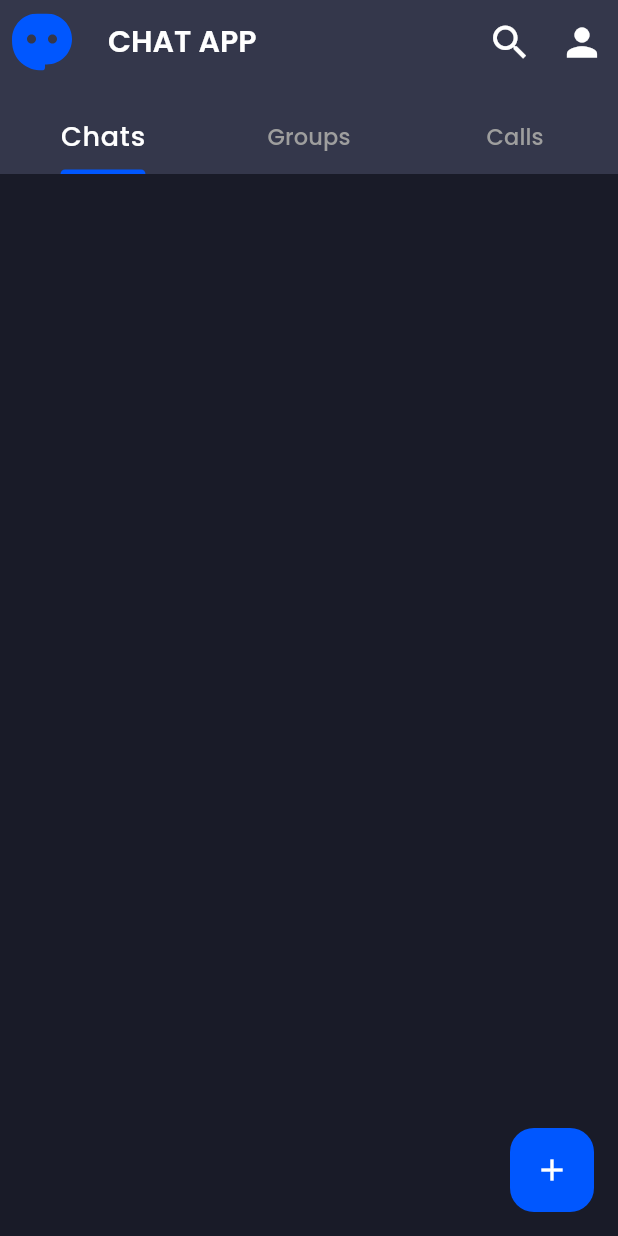
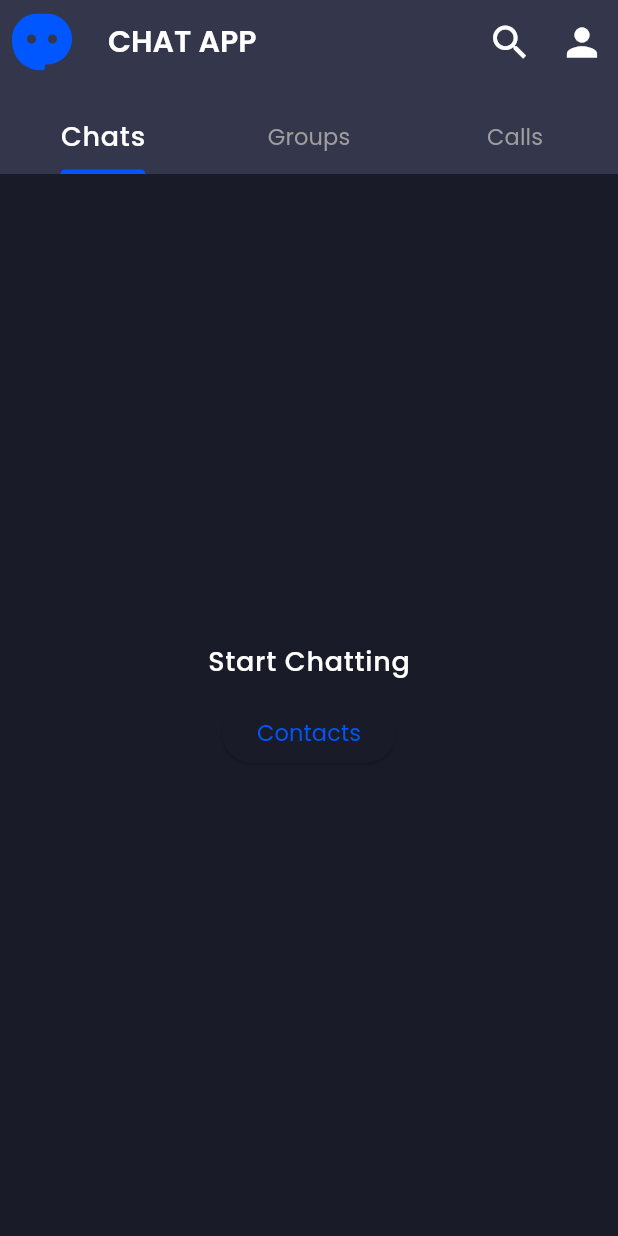
Before and after one commit to tirthkp/flutter_chat_app, a Flutter app: the HomePage screen opened by its route, on a phone screen of 412 x 824 dp. Run offline on Flutter 3.47's test engine with Material 3 defaults, Android fonts, the phone set to English and light mode, and no system bars; our stand-ins replace cached_network_image, cloud_firestore, firebase_auth, firebase_core, firebase_storage, flutter_svg and 3 more; missing offline and left inert: firebase_app_check; accounts and stored records are empty.

Commit message:
fixed minor bugs

```diff
--- a/lib/config/page_path.dart
+++ b/lib/config/page_path.dart
@@ -16,7 +16,7 @@ var pagePath = [
   GetPage(
     name: '/homePage',
     page: () => const HomePage(),
-    transition: Transition.rightToLeft,
+    transition: Transition.leftToRight,
   ),
   GetPage(
     name: '/updateUserProfilePage',
--- a/lib/controller/chat_controller.dart
+++ b/lib/controller/chat_controller.dart
@@ -85,7 +85,7 @@ class ChatController extends GetxController {
       sender: sender,
       receiver: receiver,
       unreadMessageNo: 0,
-      timeStamp: DateFormat('HH:mm a').format(DateTime.now()),
+      timeStamp: DateTime.now().toString(),
     );
     try {
       await db.collection('chats').doc(roomId).set(
--- a/lib/pages/Chat/widgets/chat_app_bar.dart
+++ b/lib/pages/Chat/widgets/chat_app_bar.dart
@@ -30,6 +30,7 @@ class ChatAppBar extends StatelessWidget implements PreferredSizeWidget {
         ),
       ),
       title: ListTile(
+        splashColor: Colors.transparent,
         onTap: () {
           Get.to(() => UserProfile(userModel: userModel),
               transition: Transition.rightToLeft);
--- a/lib/pages/Home/home_page.dart
+++ b/lib/pages/Home/home_page.dart
@@ -7,6 +7,7 @@ import 'package:flutter_chat_app/controller/contact_controller.dart';
 import 'package:flutter_chat_app/controller/home_controller.dart';
 import 'package:flutter_chat_app/controller/image_controller.dart';
 import 'package:flutter_chat_app/pages/Home/widgets/chat_list.dart';
+import 'package:flutter_chat_app/pages/Home/widgets/default_home_screen.dart';
 import 'package:flutter_chat_app/pages/Home/widgets/tab_bar.dart';
 import 'package:flutter_svg/svg.dart';
 import 'package:get/get.dart';
@@ -30,7 +31,8 @@ class _HomePageState extends State<HomePage> with TickerProviderStateMixin {
   @override
   Widget build(BuildContext context) {
     TabController tabController = TabController(length: 3, vsync: this);
-    return Scaffold(
+    return Obx(
+      () => Scaffold(
         appBar: AppBar(
           elevation: 0,
           title: Text(
@@ -67,7 +69,9 @@ class _HomePageState extends State<HomePage> with TickerProviderStateMixin {
           ],
           bottom: myTabBar(tabController, context),
         ),
-      floatingActionButton: FloatingActionButton(
+        floatingActionButton: homeController.chatRoomList.isEmpty
+            ? null
+            : FloatingActionButton(
                 elevation: 0,
                 onPressed: () async {
                   Get.toNamed('/contactPage');
@@ -84,33 +88,34 @@ class _HomePageState extends State<HomePage> with TickerProviderStateMixin {
           child: TabBarView(
             controller: tabController,
             children: [
-            Obx(
-              () => contactController.isLoading.value
+              contactController.isLoading.value
                   ? const Center(child: CircularProgressIndicator())
                   : RefreshIndicator(
-                      child: const ChatList(),
+                      child: homeController.chatRoomList.isEmpty
+                          ? const DefaultHomeScreen()
+                          : const ChatList(),
                       onRefresh: () async {
                         await Future.delayed(const Duration(seconds: 2));
                         await homeController.getChatRoomList();
                       }),
-            ),
               ListView(
                 children: const [
                   ListTile(
-                  title: Text('Name'),
+                    title: Text('Groups'),
                   ),
                 ],
               ),
               ListView(
                 children: const [
                   ListTile(
-                  title: Text('Name'),
+                    title: Text('Calls'),
                   ),
                 ],
               ),
             ],
           ),
         ),
+      ),
     );
   }
 }
--- /dev/null
+++ b/lib/pages/Home/widgets/default_home_screen.dart
@@ -0,0 +1,31 @@
+import 'package:flutter/material.dart';
+import 'package:flutter_chat_app/controller/contact_controller.dart';
+import 'package:get/get.dart';
+
+class DefaultHomeScreen extends StatelessWidget {
+  const DefaultHomeScreen({super.key});
+
+  @override
+  Widget build(BuildContext context) {
+    ContactController contactController = Get.put(ContactController());
+    return SizedBox(
+      width: double.infinity,
+      child: Column(
+        mainAxisAlignment: MainAxisAlignment.center,
+        children: [
+          Text(
+            'Start Chatting',
+            style: Theme.of(context).textTheme.bodyLarge,
+          ),
+          const SizedBox(height: 10),
+          ElevatedButton(
+              onPressed: () async {
+                Get.toNamed('/contactPage');
+                await contactController.getUserList();
+              },
+              child: const Text('Contacts'))
+        ],
+      ),
+    );
+  }
+}
--- a/pubspec.yaml
+++ b/pubspec.yaml
@@ -31,6 +31,7 @@ dependencies:
   cached_network_image: ^3.3.1
   cloud_firestore: ^5.0.1
   cupertino_icons: ^1.0.6
+  emoji_picker_flutter: ^2.2.0
   firebase_app_check: ^0.3.0+2
   firebase_auth: ^5.1.0
   firebase_core: ^3.1.0
@@ -87,7 +88,7 @@ flutter:
           weight: 500
         - asset: assets/fonts/Poppins-SemiBold.ttf
           weight: 600
-        - asset: assets/fonts/Poppins-regular.ttf
+        - asset: assets/fonts/Poppins-Regular.ttf
           weight: 400
   #   - family: Trajan Pro
   #     fonts:
```
Also changed, not shown: lib/pages/Chat/widgets/bottom_navbar.dart (+37 -5 lines), pubspec.lock. Lines whose indentation alone changed are shown as unchanged.
